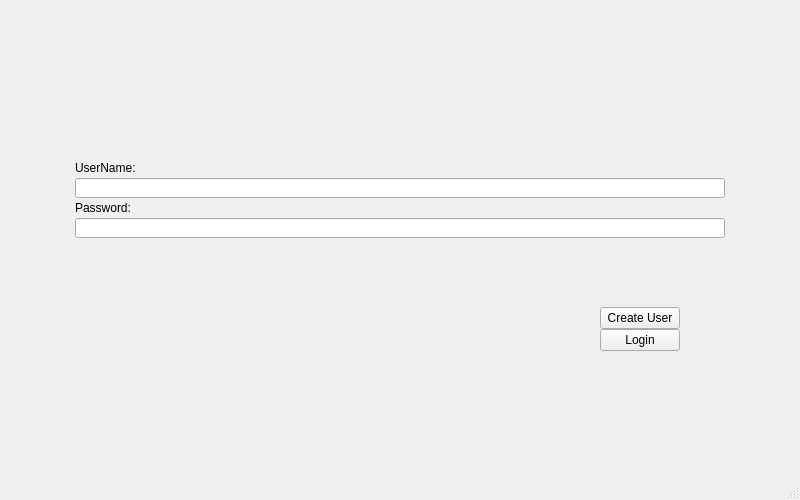
Old version of the form CoolCats/loginscreen.ui in the repository 25wes25/include-dad-.
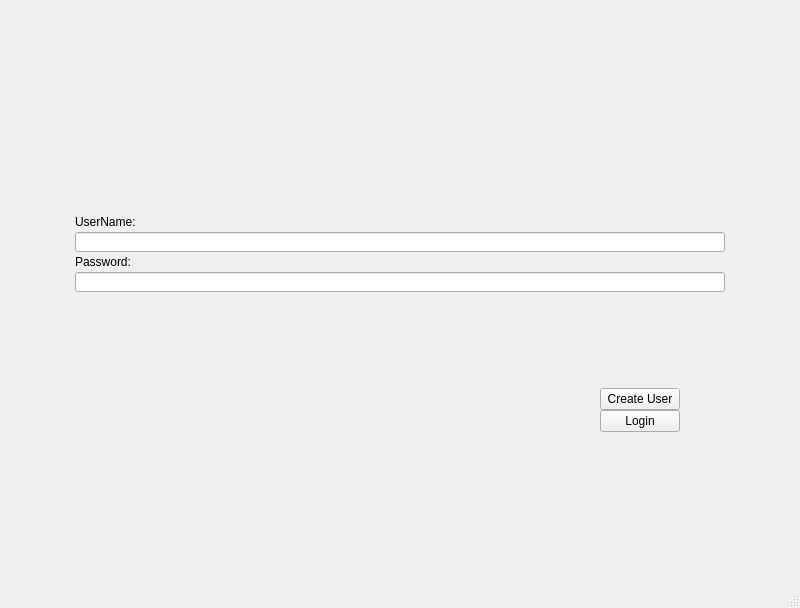
New version of the form. Icons and pictures are not drawn.

```diff
--- a/CoolCats/loginscreen.ui
+++ b/CoolCats/loginscreen.ui
@@ -10,7 +10,7 @@
     <x>0</x>
     <y>0</y>
     <width>800</width>
-    <height>500</height>
+    <height>608</height>
    </rect>
   </property>
   <property name="minimumSize">
```
